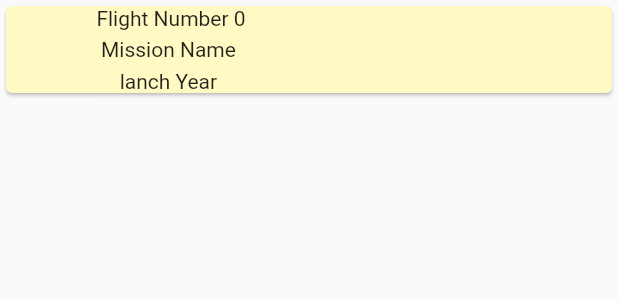
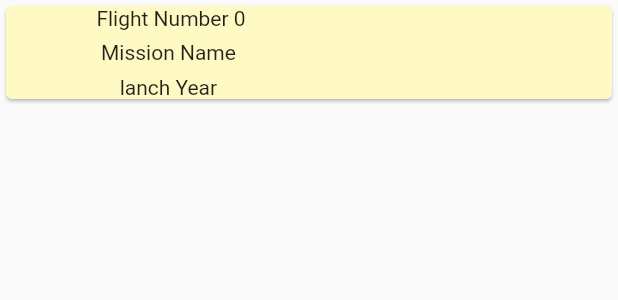
Before and after one commit to hagerk720/task2_api_with_cubit, a Flutter app: what lanchShape() shows on an empty page, opened directly with empty values, on a phone screen of 412 x 824 dp. Shown: the top 300 px of the screen. Run offline on Flutter 3.47's test engine with Material 2 defaults, Android fonts, the phone set to English and light mode, and no system bars; our stand-ins replace bloc, dio, flutter_bloc, freezed_annotation, get_it, logger and 1 more; generated files the repository leaves out were written again; network calls fail.

Commit message:
work fine now

```diff
--- a/lib/data/model/lanch_model.dart
+++ b/lib/data/model/lanch_model.dart
@@ -1,5 +1,7 @@
 import 'package:freezed_annotation/freezed_annotation.dart';
 import 'package:flutter/foundation.dart';
+
+import 'links.dart';
 
 part 'lanch_model.freezed.dart';
 part 'lanch_model.g.dart';
@@ -7,11 +9,12 @@ part 'lanch_model.g.dart';
 @freezed
 class AutoGenerator with _$AutoGenerator {
   factory AutoGenerator({
-    int? flightNumber,
-    String? missionName,
-    List<dynamic>? missionId,
-    bool? upcoming,
-    String? launchYear,
+   @JsonKey(name: "flight_number") int? flightNumber,
+   @JsonKey(name: "mission_name")  String? missionName,
+   @JsonKey(name: "mission_id")  List<dynamic>? missionId,
+   @JsonKey(name: "upcoming") bool? upcoming,
+   @JsonKey(name: "launch_year") String? launchYear,
+  @JsonKey(name: "links") Links? links ,
   }) = _Autogenerator;
   factory AutoGenerator.fromJson(Map<String, dynamic> json) =>
       _$AutoGeneratorFromJson(json);
--- /dev/null
+++ b/lib/data/model/links.dart
@@ -0,0 +1,15 @@
+
+import 'package:freezed_annotation/freezed_annotation.dart';
+import 'package:flutter/foundation.dart';
+
+part 'links.freezed.dart';
+part 'links.g.dart';
+@freezed
+class Links with _$Links {
+factory Links({
+String? missionPatchSmall,
+String? articleLink,
+}) = _Links;
+factory Links.fromJson(Map<String, dynamic> json) =>
+     _$LinksFromJson(json);
+}
--- a/lib/presentation/widgets/lanch_shape.dart
+++ b/lib/presentation/widgets/lanch_shape.dart
@@ -1,5 +1,6 @@
 import 'package:flutter/material.dart';
 import 'package:task2_api_with_cubit/data/model/lanch_model.dart';
+import 'package:task2_api_with_cubit/data/model/links.dart';
 
 class lanchShape extends StatelessWidget {
   AutoGenerator lanch;
@@ -23,17 +24,17 @@ class lanchShape extends StatelessWidget {
                       children: [
                         Text("Flight Number " + lanch.flightNumber.toString()),
                         SizedBox(
-                          height: 5,
+                          height: 7,
                         ),
-                        Text("Mission Name " +lanch.missionName.toString()),
+                        Text("Mission Name " + lanch.missionName.toString()),
                         SizedBox(
-                          height: 5,
+                          height: 7,
                         ),
                         Text("lanch Year " + lanch.launchYear.toString()),
                       ],
                     ),
                   ),
-
+                  //Image.network(lanch.links[missionPatchSmall]),
                 ],
               ),
             ),
```
Also changed, not shown: lib/data/repo/lanches_repo.dart (+7 -13 lines), lib/data/webService/lanchesServices.dart (+0 -37 lines), lib/data/model/lanch_model.freezed.dart, lib/data/model/lanch_model.g.dart, lib/data/model/links.freezed.dart (added), lib/data/model/links.g.dart (added).
